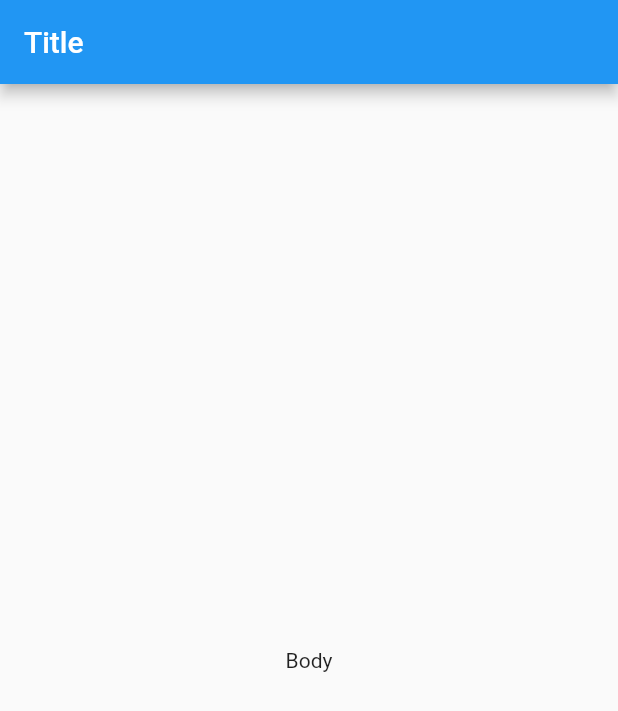
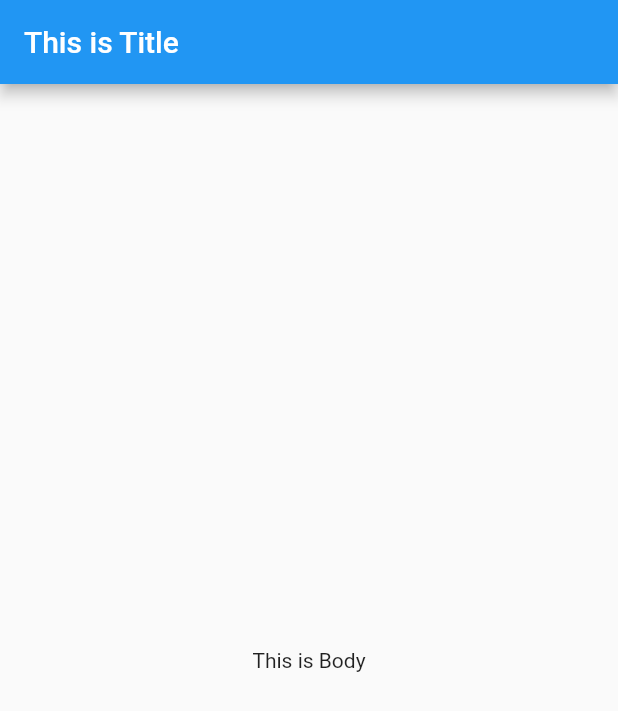
Before and after one commit to moonjuice/LearningFlutter, a Flutter app: the screen it shows after launch, on a phone screen of 412 x 824 dp. Shown: the top 711 px of the screen. Run offline on Flutter 3.47's test engine with Material 2 defaults, Android fonts, the phone set to English and light mode, and no system bars.

Commit message:
Day 5：起手式程式碼

```diff
--- a/lib/main.dart
+++ b/lib/main.dart
@@ -1,13 +1,30 @@
 import 'package:flutter/material.dart';
 
 main() {
-  runApp(MaterialApp(
-    home: Scaffold(
-        appBar: AppBar(
-          title: Text('Title'),
-        ),
-        body: Center(
-          child: Text('Body'),
-        )),
-  ));
+  runApp(MyApp());
 }
+
+class MyApp extends StatelessWidget {
+  const MyApp({Key? key}) : super(key: key);
+
+  @override
+  Widget build(BuildContext context) {
+    return MaterialApp(
+      home: Scaffold(
+        appBar: AppBar(title: Text('This is Title')),
+        body: HomePage(),
+      ),
+    );
+  }
+}
+
+class HomePage extends StatelessWidget {
+  const HomePage({Key? key}) : super(key: key);
+
+  @override
+  Widget build(BuildContext context) {
+    return Center(
+      child: Text('This is Body'),
+    );
+  }
+}
```
Also changed, not shown: 1 other file.
